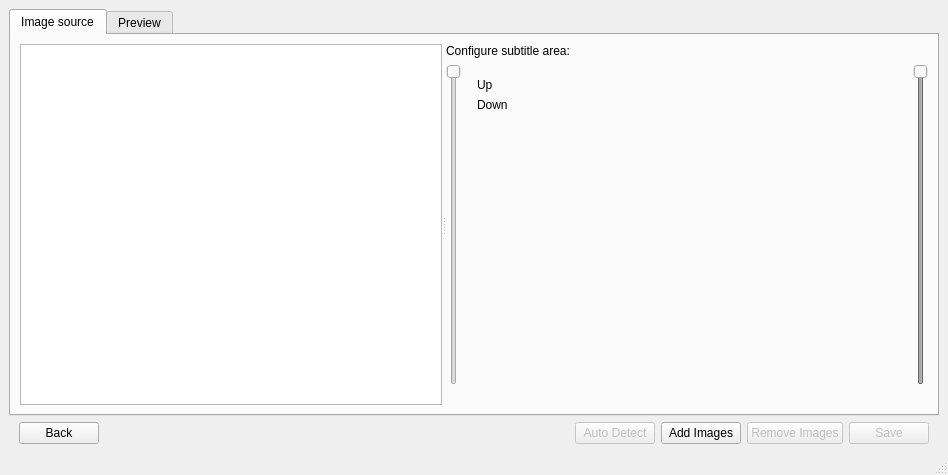
shootsoft/PlutoVideoSnapshoter, file src/windows/image_stitching_window.ui: the form before one commit.
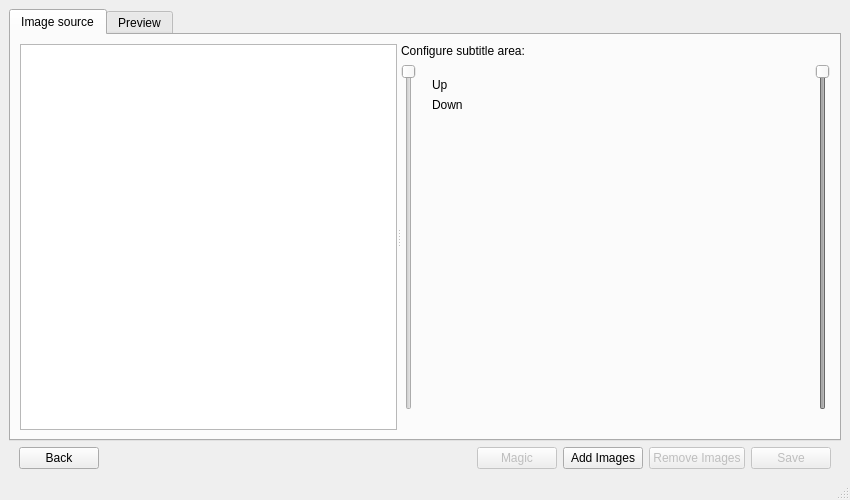
The form after the commit.

Commit message: New button name -> Magic Update with new context menu: add image and magic Auto play

```diff
--- a/src/windows/image_stitching_window.ui
+++ b/src/windows/image_stitching_window.ui
@@ -6,8 +6,8 @@
    <rect>
     <x>0</x>
     <y>0</y>
-    <width>948</width>
-    <height>475</height>
+    <width>850</width>
+    <height>500</height>
    </rect>
   </property>
   <property name="windowTitle">
@@ -355,7 +355,7 @@
            <bool>false</bool>
           </property>
           <property name="text">
-           <string>Auto Detect</string>
+           <string>Magic</string>
           </property>
          </widget>
         </item>
```
The commit also changes 5 other files.
